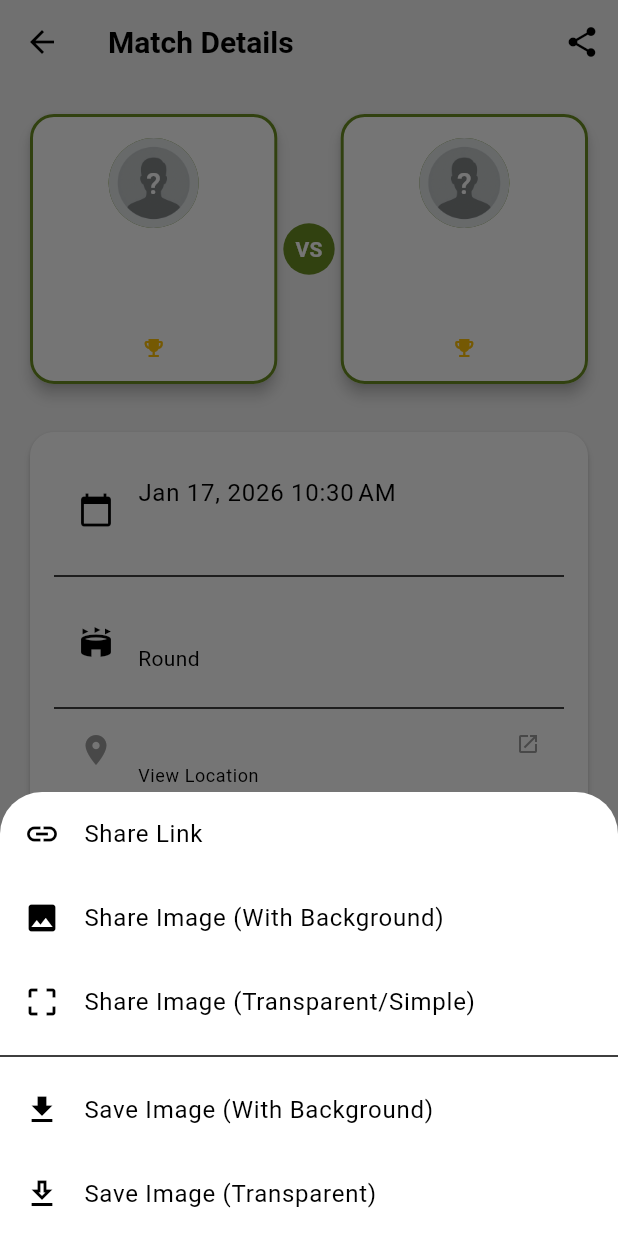
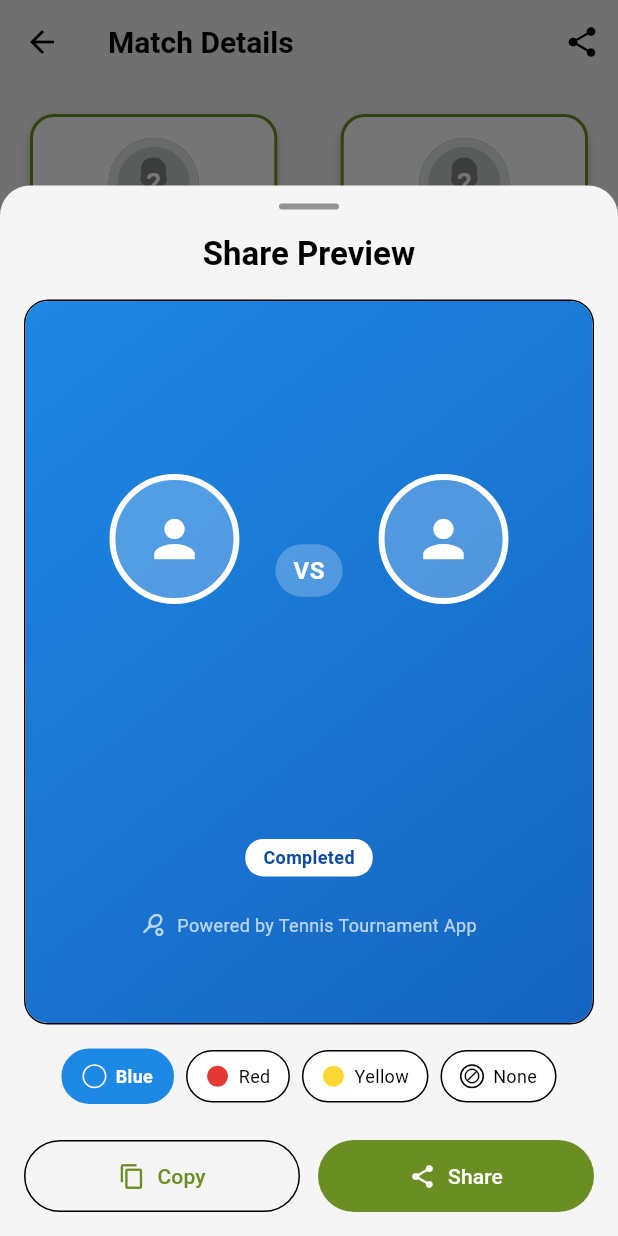
Before and after one commit to hugomatsu/tennis-tournament, a Flutter app: the MatchDetailScreen screen opened directly with empty values, after a tap on the "share" icon, on a phone screen of 412 x 824 dp. Run offline on Flutter 3.47's test engine with Material 3 defaults, Android fonts, the phone set to English and light mode, and no system bars; our stand-ins replace cloud_firestore, firebase_auth, firebase_core, firebase_storage, flutter_dotenv, flutter_markdown and 9 more; missing offline and left inert: file_saver; accounts and stored records are empty.

Commit message:
fixing a lot of stuff

```diff
--- a/lib/core/sharing/widgets/share_button.dart
+++ b/lib/core/sharing/widgets/share_button.dart
@@ -1,6 +1,6 @@
 import 'package:flutter/material.dart';
 import 'package:flutter_riverpod/flutter_riverpod.dart';
-import 'package:tennis_tournament/core/sharing/sharing_service.dart';
+import 'package:tennis_tournament/core/sharing/widgets/share_preview_screen.dart';
 
 class ShareButton extends ConsumerWidget {
   final String shareSubject;
@@ -21,83 +21,15 @@ class ShareButton extends ConsumerWidget {
     return IconButton(
       icon: const Icon(Icons.share),
       tooltip: label,
-      onPressed: () => _showShareOptions(context, ref),
+      onPressed: () => _showSharePreview(context),
     );
   }
 
-  Future<void> _showShareOptions(BuildContext context, WidgetRef ref) async {
-    final service = ref.read(sharingServiceProvider);
-
-    await showModalBottomSheet(
+  void _showSharePreview(BuildContext context) {
+    SharePreviewScreen.show(
       context: context,
-      builder: (context) => SafeArea(
-        child: Column(
-          mainAxisSize: MainAxisSize.min,
-          children: [
-            ListTile(
-              leading: const Icon(Icons.link),
-              title: const Text('Share Link'),
-              onTap: () {
-                Navigator.pop(context);
-                service.shareUrl(shareUrl, context: context);
-              },
-            ),
-            ListTile(
-              leading: const Icon(Icons.image),
-              title: const Text('Share Image (With Background)'),
-              onTap: () {
-                Navigator.pop(context);
-                service.shareWidget(
-                  widget: shareWidget,
-                  subject: shareSubject,
-                  withBackground: true,
-                  context: context,
-                );
-              },
-            ),
-             ListTile(
-              leading: const Icon(Icons.crop_free),
-              title: const Text('Share Image (Transparent/Simple)'),
-              onTap: () {
-                Navigator.pop(context);
-                service.shareWidget(
-                  widget: shareWidget,
-                  subject: shareSubject,
-                  withBackground: false,
-                  context: context,
-                );
-              },
-            ),
-            const Divider(),
-            ListTile(
-              leading: const Icon(Icons.download),
-              title: const Text('Save Image (With Background)'),
-              onTap: () {
-                Navigator.pop(context);
-                service.saveWidgetImage(
-                  widget: shareWidget,
-                  subject: shareSubject,
-                  withBackground: true,
-                  context: context,
-                );
-              },
-            ),
-             ListTile(
-              leading: const Icon(Icons.download_outlined),
-              title: const Text('Save Image (Transparent)'),
-              onTap: () {
-                Navigator.pop(context);
-                service.saveWidgetImage(
-                  widget: shareWidget,
-                  subject: shareSubject,
-                  withBackground: false,
-                  context: context,
-                );
-              },
-            ),
-          ],
-        ),
-      ),
+      shareWidget: shareWidget,
+      shareSubject: shareSubject,
     );
   }
 }
--- /dev/null
+++ b/lib/core/sharing/widgets/share_preview_screen.dart
@@ -0,0 +1,314 @@
+import 'package:flutter/material.dart';
+import 'package:tennis_tournament/l10n/app_localizations.dart';
+import 'package:flutter_riverpod/flutter_riverpod.dart';
+import 'package:tennis_tournament/core/sharing/sharing_service.dart';
+
+/// A full-screen preview modal for sharing content.
+/// Shows a live preview with background color options, copy, and share buttons.
+class SharePreviewScreen extends ConsumerStatefulWidget {
+  final Widget shareWidget;
+  final String shareSubject;
+
+  const SharePreviewScreen({
+    super.key,
+    required this.shareWidget,
+    required this.shareSubject,
+  });
+
+  /// Show the share preview screen as a modal
+  static Future<void> show({
+    required BuildContext context,
+    required Widget shareWidget,
+    required String shareSubject,
+  }) {
+    return showModalBottomSheet(
+      context: context,
+      isScrollControlled: true,
+      backgroundColor: Colors.transparent,
+      builder: (context) => SharePreviewScreen(
+        shareWidget: shareWidget,
+        shareSubject: shareSubject,
+      ),
+    );
+  }
+
+  @override
+  ConsumerState<SharePreviewScreen> createState() => _SharePreviewScreenState();
+}
+
+class _SharePreviewScreenState extends ConsumerState<SharePreviewScreen> {
+  ShareBackgroundColor _selectedColor = ShareBackgroundColor.blue;
+  bool _isLoading = false;
+
+  @override
+  Widget build(BuildContext context) {
+    final theme = Theme.of(context);
+    final l10n = AppLocalizations.of(context)!;
+    final service = ref.read(sharingServiceProvider);
+
+    return Container(
+      height: MediaQuery.of(context).size.height * 0.85,
+      decoration: BoxDecoration(
+        color: theme.scaffoldBackgroundColor,
+        borderRadius: const BorderRadius.vertical(top: Radius.circular(20)),
+      ),
+      child: Column(
+        children: [
+          // Handle bar
+          Container(
+            margin: const EdgeInsets.only(top: 12),
+            width: 40,
+            height: 4,
+            decoration: BoxDecoration(
+              color: theme.colorScheme.onSurfaceVariant.withValues(alpha: 0.4),
+              borderRadius: BorderRadius.circular(2),
+            ),
+          ),
+
+          // Title
+          Padding(
+            padding: const EdgeInsets.all(16),
+            child: Text(
+              l10n.sharePreview,
+              style: theme.textTheme.titleLarge?.copyWith(
+                fontWeight: FontWeight.bold,
+              ),
+            ),
+          ),
+
+          // Preview area
+          Expanded(
+            child: Container(
+              margin: const EdgeInsets.symmetric(horizontal: 16),
+              decoration: BoxDecoration(
+                borderRadius: BorderRadius.circular(16),
+                border: Border.all(
+                  color: theme.colorScheme.outlineVariant,
+                ),
+              ),
+              child: ClipRRect(
+                borderRadius: BorderRadius.circular(15),
+                child: _buildPreview(service),
+              ),
+            ),
+          ),
+
+          const SizedBox(height: 16),
+
+          // Background color options
+          Padding(
+            padding: const EdgeInsets.symmetric(horizontal: 16),
+            child: Row(
+              mainAxisAlignment: MainAxisAlignment.center,
+              children: [
+                _buildColorChip(
+                  color: const Color(0xFF1E88E5),
+                  label: l10n.backgroundBlue,
+                  value: ShareBackgroundColor.blue,
+                ),
+                const SizedBox(width: 8),
+                _buildColorChip(
+                  color: const Color(0xFFE53935),
+                  label: l10n.backgroundRed,
+                  value: ShareBackgroundColor.red,
+                ),
+                const SizedBox(width: 8),
+                _buildColorChip(
+                  color: const Color(0xFFFDD835),
+                  label: l10n.backgroundYellow,
+                  value: ShareBackgroundColor.yellow,
+                ),
+                const SizedBox(width: 8),
+                _buildColorChip(
+                  color: null, // Transparent
+                  label: l10n.backgroundNone,
+                  value: ShareBackgroundColor.none,
+                ),
+              ],
+            ),
+          ),
+
+          const SizedBox(height: 24),
+
+          // Action buttons
+          Padding(
+            padding: const EdgeInsets.symmetric(horizontal: 16),
+            child: Row(
+              children: [
+                // Copy button
+                Expanded(
+                  child: OutlinedButton.icon(
+                    onPressed: _isLoading ? null : _handleCopy,
+                    icon: const Icon(Icons.copy),
+                    label: Text(l10n.copy),
+                    style: OutlinedButton.styleFrom(
+                      padding: const EdgeInsets.symmetric(vertical: 14),
+                    ),
+                  ),
+                ),
+                const SizedBox(width: 12),
+                // Share button
+                Expanded(
+                  child: FilledButton.icon(
+                    onPressed: _isLoading ? null : _handleShare,
+                    icon: _isLoading
+                        ? const SizedBox(
+                            width: 18,
+                            height: 18,
+                            child: CircularProgressIndicator(
+                              strokeWidth: 2,
+                              color: Colors.white,
+                            ),
+                          )
+                        : const Icon(Icons.share),
+                    label: Text(l10n.share),
+                    style: FilledButton.styleFrom(
+                      padding: const EdgeInsets.symmetric(vertical: 14),
+                    ),
+                  ),
+                ),
+              ],
+            ),
+          ),
+
+          SizedBox(height: MediaQuery.of(context).padding.bottom + 16),
+        ],
+      ),
+    );
+  }
+
+  Widget _buildPreview(SharingService service) {
+    final gradientColors = service.getGradientColors(_selectedColor);
+    final hasBackground = gradientColors.isNotEmpty;
+
+    return Container(
+      width: double.infinity,
+      decoration: hasBackground
+          ? BoxDecoration(
+              gradient: LinearGradient(
+                begin: Alignment.topLeft,
+                end: Alignment.bottomRight,
+                colors: gradientColors,
+              ),
+            )
+          : BoxDecoration(
+              color: Theme.of(context).colorScheme.surfaceContainerHighest,
+            ),
+      child: Center(
+        child: Padding(
+          padding: const EdgeInsets.all(24.0),
+          child: widget.shareWidget,
+        ),
+      ),
+    );
+  }
+
+  Widget _buildColorChip({
+    required Color? color,
+    required String label,
+    required ShareBackgroundColor value,
+  }) {
+    final isSelected = _selectedColor == value;
+    final theme = Theme.of(context);
+
+    return GestureDetector(
+      onTap: () => setState(() => _selectedColor = value),
+      child: AnimatedContainer(
+        duration: const Duration(milliseconds: 200),
+        padding: const EdgeInsets.symmetric(horizontal: 12, vertical: 8),
+        decoration: BoxDecoration(
+          color: isSelected
+              ? (color ?? theme.colorScheme.surfaceContainerHighest)
+              : theme.colorScheme.surfaceContainerLow,
+          borderRadius: BorderRadius.circular(20),
+          border: Border.all(
+            color: isSelected
+                ? (color ?? theme.colorScheme.outline)
+                : theme.colorScheme.outlineVariant,
+            width: isSelected ? 2 : 1,
+          ),
+        ),
+        child: Row(
+          mainAxisSize: MainAxisSize.min,
+          children: [
+            if (color != null)
+              Container(
+                width: 16,
+                height: 16,
+                margin: const EdgeInsets.only(right: 6),
+                decoration: BoxDecoration(
+                  color: color,
+                  shape: BoxShape.circle,
+                  border: Border.all(color: Colors.white, width: 1),
+                ),
+              ),
+            if (color == null)
+              Container(
+                width: 16,
+                height: 16,
+                margin: const EdgeInsets.only(right: 6),
+                decoration: BoxDecoration(
+                  shape: BoxShape.circle,
+                  border: Border.all(
+                    color: theme.colorScheme.outline,
+                    width: 1,
+                  ),
+                ),
+                child: Icon(
+                  Icons.block,
+                  size: 12,
+                  color: theme.colorScheme.outline,
+                ),
+              ),
+            Text(
+              label,
+              style: TextStyle(
+                fontSize: 12,
+                fontWeight: isSelected ? FontWeight.bold : FontWeight.normal,
+                color: isSelected && color != null
+                    ? Colors.white
+                    : theme.colorScheme.onSurface,
+              ),
+            ),
+          ],
+        ),
+      ),
+    );
+  }
+
+  Future<void> _handleCopy() async {
+    setState(() => _isLoading = true);
+    try {
+      final service = ref.read(sharingServiceProvider);
+      await service.copyWidgetToClipboard(
+        widget: widget.shareWidget,
+        backgroundColor: _selectedColor,
+        context: context,
+      );
+      if (mounted) {
+        final l10n = AppLocalizations.of(context)!;
+        ScaffoldMessenger.of(context).showSnackBar(
+          SnackBar(content: Text(l10n.copiedToClipboard)),
+        );
+      }
+    } finally {
+      if (mounted) setState(() => _isLoading = false);
+    }
+  }
+
+  Future<void> _handleShare() async {
+    setState(() => _isLoading = true);
+    try {
+      final service = ref.read(sharingServiceProvider);
+      await service.shareWidgetWithColor(
+        widget: widget.shareWidget,
+        subject: widget.shareSubject,
+        backgroundColor: _selectedColor,
+        context: context,
+      );
+      if (mounted) Navigator.pop(context);
+    } finally {
+      if (mounted) setState(() => _isLoading = false);
+    }
+  }
+}
--- a/lib/l10n/app_en.arb
+++ b/lib/l10n/app_en.arb
@@ -229,5 +229,13 @@
   "purchasesRestored": "Purchases restored",
   "confirmCancelSubscription": "Confirm Cancellation",
   "cancelSubscriptionWarning": "Are you sure? Used features will be lost.",
-  "simulation": "Simulation"
+  "simulation": "Simulation",
+  "sharePreview": "Share Preview",
+  "backgroundBlue": "Blue",
+  "backgroundRed": "Red",
+  "backgroundYellow": "Yellow",
+  "backgroundNone": "None",
+  "copy": "Copy",
+  "share": "Share",
+  "copiedToClipboard": "Copied to clipboard!"
 }
--- a/lib/l10n/app_localizations.dart
+++ b/lib/l10n/app_localizations.dart
@@ -1429,6 +1429,54 @@ abstract class AppLocalizations {
   /// In en, this message translates to:
   /// **'Simulation'**
   String get simulation;
+
+  /// No description provided for @sharePreview.
+  ///
+  /// In en, this message translates to:
+  /// **'Share Preview'**
+  String get sharePreview;
+
+  /// No description provided for @backgroundBlue.
+  ///
+  /// In en, this message translates to:
+  /// **'Blue'**
+  String get backgroundBlue;
+
+  /// No description provided for @backgroundRed.
+  ///
+  /// In en, this message translates to:
+  /// **'Red'**
+  String get backgroundRed;
+
+  /// No description provided for @backgroundYellow.
+  ///
+  /// In en, this message translates to:
+  /// **'Yellow'**
+  String get backgroundYellow;
+
+  /// No description provided for @backgroundNone.
+  ///
+  /// In en, this message translates to:
+  /// **'None'**
+  String get backgroundNone;
+
+  /// No description provided for @copy.
+  ///
+  /// In en, this message translates to:
+  /// **'Copy'**
+  String get copy;
+
+  /// No description provided for @share.
+  ///
+  /// In en, this message translates to:
+  /// **'Share'**
+  String get share;
+
+  /// No description provided for @copiedToClipboard.
+  ///
+  /// In en, this message translates to:
+  /// **'Copied to clipboard!'**
+  String get copiedToClipboard;
 }
 
 class _AppLocalizationsDelegate
--- a/lib/l10n/app_localizations_en.dart
+++ b/lib/l10n/app_localizations_en.dart
@@ -693,4 +693,28 @@ class AppLocalizationsEn extends AppLocalizations {
 
   @override
   String get simulation => 'Simulation';
+
+  @override
+  String get sharePreview => 'Share Preview';
+
+  @override
+  String get backgroundBlue => 'Blue';
+
+  @override
+  String get backgroundRed => 'Red';
+
+  @override
+  String get backgroundYellow => 'Yellow';
+
+  @override
+  String get backgroundNone => 'None';
+
+  @override
+  String get copy => 'Copy';
+
+  @override
+  String get share => 'Share';
+
+  @override
+  String get copiedToClipboard => 'Copied to clipboard!';
 }
--- a/pubspec.yaml
+++ b/pubspec.yaml
@@ -38,7 +38,7 @@ dependencies:
   # Use with the CupertinoIcons class for iOS style icons.
   cupertino_icons: ^1.0.8
   flutter_riverpod: ^3.0.3
-  riverpod_annotation: ^3.0.3
+  riverpod_annotation: ^4.0.0
   firebase_core: ^4.2.1
   cloud_firestore: ^6.1.0
   firebase_auth: ^6.1.2
@@ -71,11 +71,11 @@ dev_dependencies:
   # rules and activating additional ones.
   flutter_lints: ^6.0.0
   build_runner: ^2.10.4
-  riverpod_generator: ^3.0.3
+  riverpod_generator: ^4.0.0+1
   freezed: ^3.2.3
   json_serializable: ^6.11.2
   network_image_mock: ^2.1.1
-  flutter_launcher_icons: ^0.13.1
+  flutter_launcher_icons: ^0.14.4
 
 flutter_launcher_icons:
   android: "launcher_icon"
```
Also changed, not shown: lib/core/sharing/sharing_service.dart (+146 -22 lines), lib/features/matches/presentation/match_detail_screen.dart (+0 -8 lines), lib/features/tournaments/presentation/widgets/bracket_view.dart (+0 -7 lines), lib/l10n/app_localizations_pt.dart (+24 -0 lines), lib/l10n/app_pt.arb (+9 -1 lines), pubspec.lock, 7 other files.
